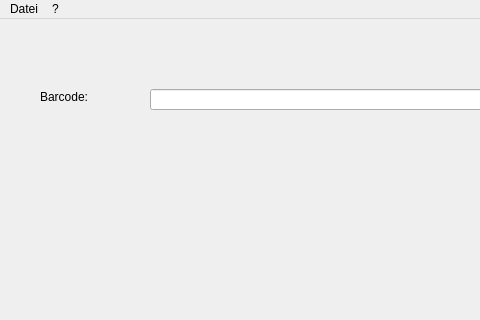
First picture: the form in mainwindow/mainwindow.ui, repository Bradyphrenia/op_barcode, before the edit; both pictures show x 0 to 480 and y 0 to 320 of the 800 by 600 pixel window.
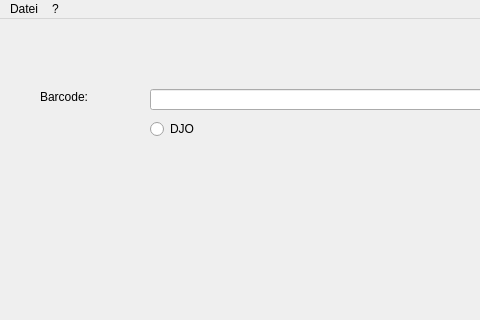
Second picture: the form after the edit.

Commit message: Add DJO radio button and update barcode processing logic

```diff
--- a/mainwindow/mainwindow.ui
+++ b/mainwindow/mainwindow.ui
@@ -154,6 +154,19 @@
      </rect>
     </property>
    </widget>
+   <widget class="QRadioButton" name="radioButton_djo">
+    <property name="geometry">
+     <rect>
+      <x>150</x>
+      <y>100</y>
+      <width>100</width>
+      <height>20</height>
+     </rect>
+    </property>
+    <property name="text">
+     <string>DJO</string>
+    </property>
+   </widget>
   </widget>
   <widget class="QMenuBar" name="menubar">
    <property name="geometry">
```
The commit also changes 2 other files.
